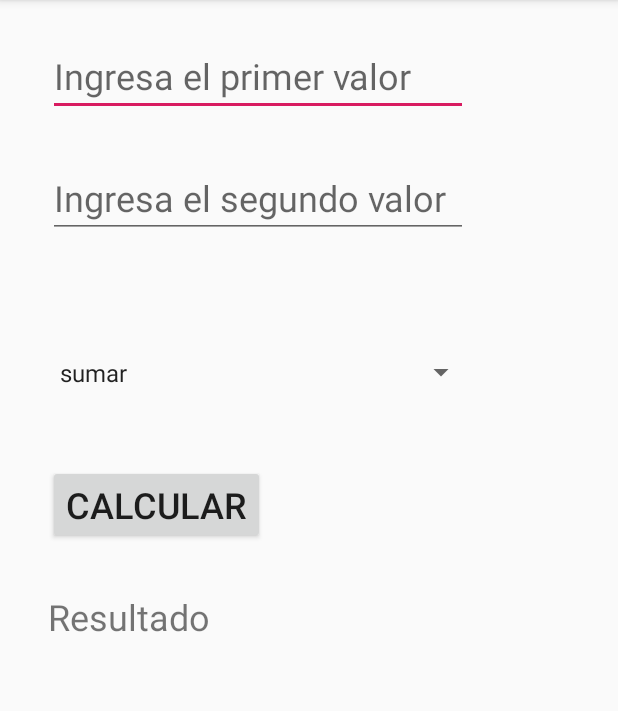
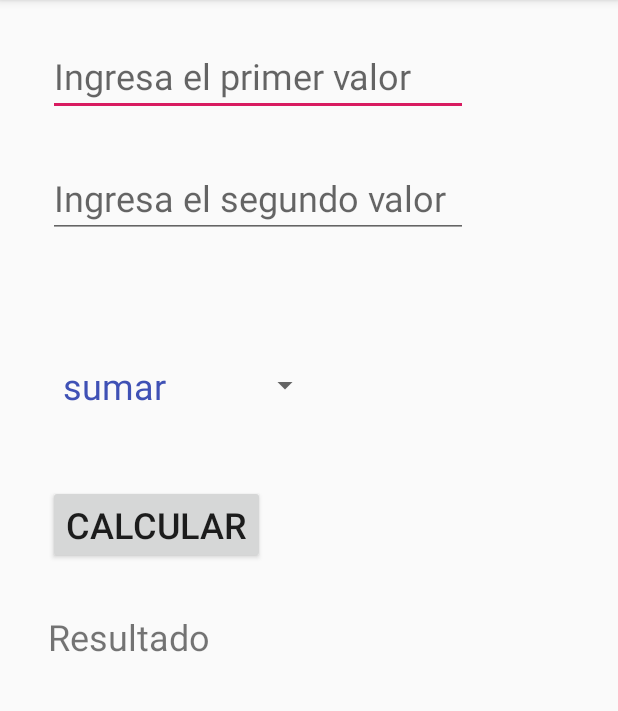
Before and after one commit to elcarles/CursoAndroidGeekipedia_AppSpinner, an Android app: the screen it shows after launch (MainActivity), on a phone screen of 412 x 824 dp, the part 84-795 px from its top. Run offline under Robolectric (Android 15) with nearby library versions, the phone set to English and light mode, and no system bars.

Commit message:
21-02-2020 curro

```diff
--- a/app/src/main/java/com/example/carlos/cursoandroidgeekipedia_appspinner/MainActivity.java
+++ b/app/src/main/java/com/example/carlos/cursoandroidgeekipedia_appspinner/MainActivity.java
@@ -29,7 +29,7 @@ public class MainActivity extends AppCompatActivity {
 
         String [] opciones = {"sumar", "restar", "multiplicar", "dividir"};
 
-        ArrayAdapter <String> aa = new ArrayAdapter<String>(this, android.R.layout.simple_spinner_item, opciones);
+        ArrayAdapter <String> aa = new ArrayAdapter<String>(this, R.layout.spinner_item_geekipedia, opciones);
         spinner1.setAdapter(aa);
 
     }
--- a/app/src/main/res/layout/activity_main.xml
+++ b/app/src/main/res/layout/activity_main.xml
@@ -60,10 +60,10 @@
 
     <Spinner
         android:id="@+id/spinner"
-        android:layout_width="286dp"
-        android:layout_height="43dp"
+        android:layout_width="0dp"
+        android:layout_height="wrap_content"
         android:layout_marginStart="32dp"
-        android:layout_marginTop="68dp"
+        android:layout_marginTop="72dp"
         app:layout_constraintStart_toStartOf="parent"
         app:layout_constraintTop_toBottomOf="@+id/et_valor2" />
 
--- /dev/null
+++ b/app/src/main/res/layout/spinner_item_geekipedia.xml
@@ -0,0 +1,8 @@
+<?xml version="1.0" encoding="utf-8"?>
+<TextView
+    android:layout_width="match_parent"
+    android:layout_height="wrap_content"
+    android:textSize="24sp"
+    android:padding="10sp"
+    android:textColor="#3F51B5"
+    xmlns:android="http://schemas.android.com/apk/res/android" />
```
